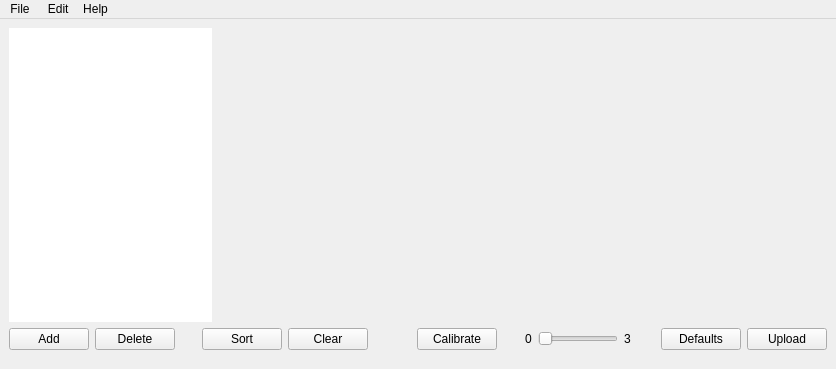
First picture: the form in ui/MainWindowUI.ui, repository myTonino/Tonino-App, before the edit.
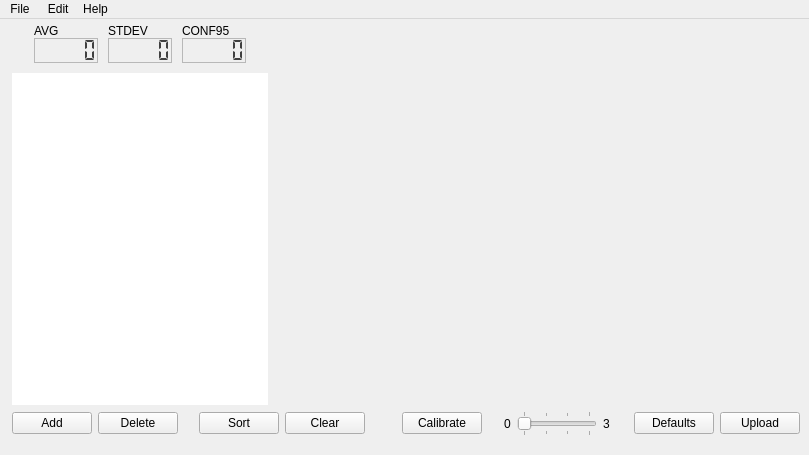
Second picture: the form after the edit. Custom widgets are drawn as their Qt base class.

Commit message: fixes missing system translations on Windows and Paste bug improves serial communication adds avg, stdev, 95% confident interval

The edit to the form file:
```diff
--- a/ui/MainWindowUI.ui
+++ b/ui/MainWindowUI.ui
@@ -6,8 +6,8 @@
    <rect>
     <x>0</x>
     <y>0</y>
-    <width>836</width>
-    <height>369</height>
+    <width>809</width>
+    <height>455</height>
    </rect>
   </property>
   <property name="windowTitle">
@@ -18,17 +18,331 @@
     <property name="spacing">
      <number>-1</number>
     </property>
+    <property name="leftMargin">
+     <number>12</number>
+    </property>
+    <property name="topMargin">
+     <number>5</number>
+    </property>
     <property name="bottomMargin">
      <number>0</number>
     </property>
     <item>
      <layout class="QHBoxLayout" name="horizontalLayout_4">
+      <property name="topMargin">
+       <number>0</number>
+      </property>
+      <item>
+       <layout class="QVBoxLayout" name="verticalLayout">
       <property name="spacing">
-       <number>-1</number>
+         <number>0</number>
       </property>
       <property name="topMargin">
        <number>0</number>
       </property>
+        <property name="rightMargin">
+         <number>0</number>
+        </property>
+        <item>
+         <layout class="QHBoxLayout" name="horizontalLayout">
+          <property name="spacing">
+           <number>0</number>
+          </property>
+          <property name="topMargin">
+           <number>0</number>
+          </property>
+          <property name="bottomMargin">
+           <number>10</number>
+          </property>
+          <item>
+           <spacer name="horizontalSpacer_6">
+            <property name="orientation">
+             <enum>Qt::Horizontal</enum>
+            </property>
+            <property name="sizeHint" stdset="0">
+             <size>
+              <width>0</width>
+              <height>0</height>
+             </size>
+            </property>
+           </spacer>
+          </item>
+          <item>
+           <layout class="QVBoxLayout" name="verticalLayout_2">
+            <property name="spacing">
+             <number>0</number>
+            </property>
+            <property name="leftMargin">
+             <number>5</number>
+            </property>
+            <property name="topMargin">
+             <number>0</number>
+            </property>
+            <property name="rightMargin">
+             <number>5</number>
+            </property>
+            <item alignment="Qt::AlignLeft|Qt::AlignVCenter">
+             <widget class="QLabel" name="label_2">
+              <property name="font">
+               <font>
+                <pointsize>9</pointsize>
+               </font>
+              </property>
+              <property name="autoFillBackground">
+               <bool>false</bool>
+              </property>
+              <property name="frameShape">
+               <enum>QFrame::NoFrame</enum>
+              </property>
+              <property name="text">
+               <string>AVG</string>
+              </property>
+             </widget>
+            </item>
+            <item>
+             <widget class="QLCDNumber" name="LCDavg">
+              <property name="minimumSize">
+               <size>
+                <width>0</width>
+                <height>25</height>
+               </size>
+              </property>
+              <property name="palette">
+               <palette>
+                <active>
+                 <colorrole role="WindowText">
+                  <brush brushstyle="SolidPattern">
+                   <color alpha="255">
+                    <red>64</red>
+                    <green>64</green>
+                    <blue>64</blue>
+                   </color>
+                  </brush>
+                 </colorrole>
+                </active>
+                <inactive>
+                 <colorrole role="WindowText">
+                  <brush brushstyle="SolidPattern">
+                   <color alpha="255">
+                    <red>64</red>
+                    <green>64</green>
+                    <blue>64</blue>
+                   </color>
+                  </brush>
+                 </colorrole>
+                </inactive>
+                <disabled>
+                 <colorrole role="WindowText">
+                  <brush brushstyle="SolidPattern">
+                   <color alpha="255">
+                    <red>69</red>
+                    <green>69</green>
+                    <blue>69</blue>
+                   </color>
+                  </brush>
+                 </colorrole>
+                </disabled>
+               </palette>
+              </property>
+              <property name="frameShape">
+               <enum>QFrame::StyledPanel</enum>
+              </property>
+              <property name="frameShadow">
+               <enum>QFrame::Plain</enum>
+              </property>
+              <property name="segmentStyle">
+               <enum>QLCDNumber::Flat</enum>
+              </property>
+             </widget>
+            </item>
+           </layout>
+          </item>
+          <item>
+           <layout class="QVBoxLayout" name="verticalLayout_3">
+            <property name="spacing">
+             <number>0</number>
+            </property>
+            <property name="leftMargin">
+             <number>5</number>
+            </property>
+            <property name="rightMargin">
+             <number>5</number>
+            </property>
+            <item alignment="Qt::AlignLeft|Qt::AlignVCenter">
+             <widget class="QLabel" name="label_4">
+              <property name="font">
+               <font>
+                <pointsize>9</pointsize>
+               </font>
+              </property>
+              <property name="text">
+               <string>STDEV</string>
+              </property>
+             </widget>
+            </item>
+            <item>
+             <widget class="QLCDNumber" name="LCDstdev">
+              <property name="minimumSize">
+               <size>
+                <width>0</width>
+                <height>25</height>
+               </size>
+              </property>
+              <property name="palette">
+               <palette>
+                <active>
+                 <colorrole role="WindowText">
+                  <brush brushstyle="SolidPattern">
+                   <color alpha="255">
+                    <red>64</red>
+                    <green>64</green>
+                    <blue>64</blue>
+                   </color>
+                  </brush>
+                 </colorrole>
+                </active>
+                <inactive>
+                 <colorrole role="WindowText">
+                  <brush brushstyle="SolidPattern">
+                   <color alpha="255">
+                    <red>64</red>
+                    <green>64</green>
+                    <blue>64</blue>
+                   </color>
+                  </brush>
+                 </colorrole>
+                </inactive>
+                <disabled>
+                 <colorrole role="WindowText">
+                  <brush brushstyle="SolidPattern">
+                   <color alpha="255">
+                    <red>69</red>
+                    <green>69</green>
+                    <blue>69</blue>
+                   </color>
+                  </brush>
+                 </colorrole>
+                </disabled>
+               </palette>
+              </property>
+              <property name="frameShape">
+               <enum>QFrame::StyledPanel</enum>
+              </property>
+              <property name="frameShadow">
+               <enum>QFrame::Plain</enum>
+              </property>
+              <property name="segmentStyle">
+               <enum>QLCDNumber::Flat</enum>
+              </property>
+             </widget>
+            </item>
+           </layout>
+          </item>
+          <item>
+           <layout class="QVBoxLayout" name="verticalLayout_5">
+            <property name="spacing">
+             <number>0</number>
+            </property>
+            <property name="leftMargin">
+             <number>5</number>
+            </property>
+            <property name="rightMargin">
+             <number>5</number>
+            </property>
+            <item alignment="Qt::AlignLeft|Qt::AlignVCenter">
+             <widget class="QLabel" name="label_5">
+              <property name="font">
+               <font>
+                <pointsize>9</pointsize>
+               </font>
+              </property>
+              <property name="text">
+               <string>CONF95</string>
+              </property>
+             </widget>
+            </item>
+            <item>
+             <widget class="QLCDNumber" name="LCDconf">
+              <property name="minimumSize">
+               <size>
+                <width>0</width>
+                <height>25</height>
+               </size>
+              </property>
+              <property name="palette">
+               <palette>
+                <active>
+                 <colorrole role="WindowText">
+                  <brush brushstyle="SolidPattern">
+                   <color alpha="255">
+                    <red>64</red>
+                    <green>64</green>
+                    <blue>64</blue>
+                   </color>
+                  </brush>
+                 </colorrole>
+                </active>
+                <inactive>
+                 <colorrole role="WindowText">
+                  <brush brushstyle="SolidPattern">
+                   <color alpha="255">
+                    <red>64</red>
+                    <green>64</green>
+                    <blue>64</blue>
+                   </color>
+                  </brush>
+                 </colorrole>
+                </inactive>
+                <disabled>
+                 <colorrole role="WindowText">
+                  <brush brushstyle="SolidPattern">
+                   <color alpha="255">
+                    <red>69</red>
+                    <green>69</green>
+                    <blue>69</blue>
+                   </color>
+                  </brush>
+                 </colorrole>
+                </disabled>
+               </palette>
+              </property>
+              <property name="frameShape">
+               <enum>QFrame::StyledPanel</enum>
+              </property>
+              <property name="frameShadow">
+               <enum>QFrame::Plain</enum>
+              </property>
+              <property name="lineWidth">
+               <number>1</number>
+              </property>
+              <property name="smallDecimalPoint">
+               <bool>false</bool>
+              </property>
+              <property name="mode">
+               <enum>QLCDNumber::Bin</enum>
+              </property>
+              <property name="segmentStyle">
+               <enum>QLCDNumber::Flat</enum>
+              </property>
+             </widget>
+            </item>
+           </layout>
+          </item>
+          <item>
+           <spacer name="horizontalSpacer_7">
+            <property name="orientation">
+             <enum>Qt::Horizontal</enum>
+            </property>
+            <property name="sizeHint" stdset="0">
+             <size>
+              <width>0</width>
+              <height>0</height>
+             </size>
+            </property>
+           </spacer>
+          </item>
+         </layout>
+        </item>
       <item>
        <widget class="QTableView" name="tableView">
         <property name="sizePolicy">
@@ -93,6 +407,8 @@
         </attribute>
        </widget>
       </item>
+       </layout>
+      </item>
       <item>
        <widget class="mplwidget" name="widget" native="true">
         <property name="sizePolicy">
@@ -116,6 +432,12 @@
       <property name="spacing">
        <number>-1</number>
       </property>
+      <property name="sizeConstraint">
+       <enum>QLayout::SetDefaultConstraint</enum>
+      </property>
+      <property name="leftMargin">
+       <number>0</number>
+      </property>
       <property name="topMargin">
        <number>0</number>
       </property>
@@ -257,7 +579,7 @@
            <enum>Qt::Horizontal</enum>
           </property>
           <property name="tickPosition">
-           <enum>QSlider::NoTicks</enum>
+           <enum>QSlider::TicksBothSides</enum>
           </property>
           <property name="tickInterval">
            <number>1</number>
@@ -320,7 +642,7 @@
     <rect>
      <x>0</x>
      <y>0</y>
-     <width>836</width>
+     <width>809</width>
      <height>22</height>
     </rect>
    </property>
```
Left out of the diff: 3 changed lines with no effect on the pictures. Lines whose indentation alone changed are shown as unchanged. The commit also changes 7 other files.
